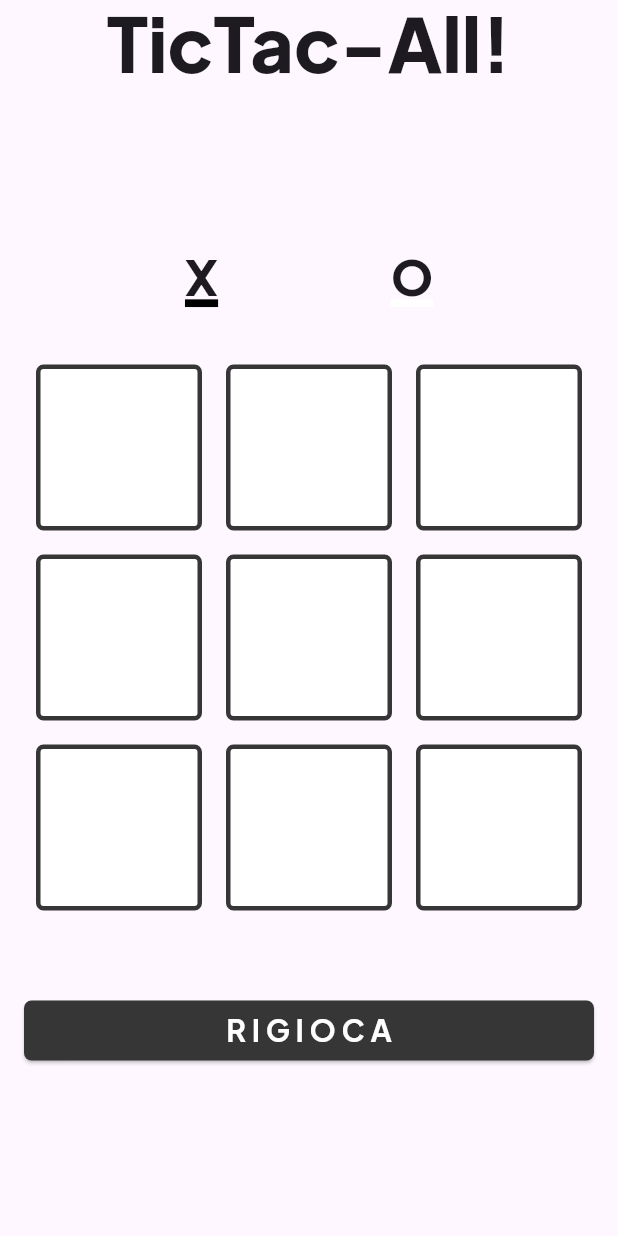
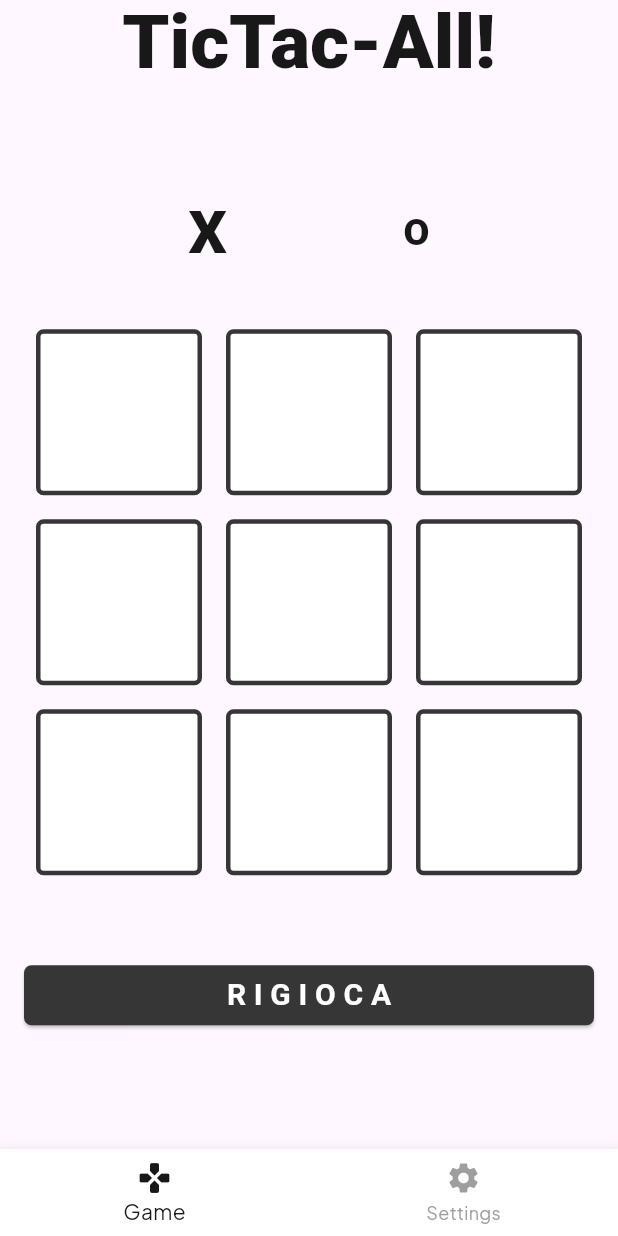
Before and after one commit to nick747/f_ticTacAll, a Flutter app: the screen it shows after launch, on a phone screen of 412 x 824 dp. Run offline on Flutter 3.47's test engine with Material 2 defaults, Android fonts, the phone set to English and light mode, and no system bars; our stand-ins replace flutter_settings_screens.

Commit message:
Added Dark Mode

```diff
--- a/lib/main.dart
+++ b/lib/main.dart
@@ -1,24 +1,75 @@
 import 'package:flutter/material.dart';
-import 'package:flutter_tic_tac_toe/game_page.dart';
+import 'package:flutter_tic_tac_toe/screens/game_page.dart';
+import 'package:flutter_settings_screens/flutter_settings_screens.dart';
+import './screens/settings.dart';
 
 void main() {
-  runApp(const MyApp());
+  const app = MyApp();
+  initSettings().then((_) {
+    runApp(app);
+  });
 }
 
-class MyApp extends StatelessWidget {
+Future initSettings() async {
+  await Settings.init(
+    cacheProvider: SharePreferenceCache(),
+  );
+}
+
+class MyApp extends StatefulWidget {
   const MyApp({Key? key}) : super(key: key);
+
+  @override
+  State<MyApp> createState() => _MyAppState();
+}
+
+class _MyAppState extends State<MyApp> {
+  int _currentIndex = 0;
+
+  static List<Widget> pages = <Widget>[];
+
+  @override
+  void initState() {
+    super.initState();
+
+    pages = <Widget>[
+      GamePage(),
+      SettingsPage(notifySettingsChange: () => {setState(() {})}),
+    ];
+  }
 
   @override
   Widget build(BuildContext context) {
     return MaterialApp(
-      title: 'TicTac-All!',
+      theme: ThemeData(
+        useMaterial3: true,
+        fontFamily: "Plus_Jakarta_Sans"
+      ),
       debugShowCheckedModeBanner: false,
-      theme: ThemeData(
-        primarySwatch: Colors.blue,
-        useMaterial3: true,
-        fontFamily: "Plus_Jakarta_Sans",
+      home: Scaffold(
+        body: pages[_currentIndex],
+        bottomNavigationBar: BottomNavigationBar(
+          currentIndex: _currentIndex,
+            onTap: (index) => {
+              setState(() {
+                _currentIndex = index;
+              })
+            },
+          selectedItemColor: (Settings.getValue<bool>('darkMode', defaultValue: false))! ? Colors.white : const Color(0xff181818),
+          unselectedItemColor: (Settings.getValue<bool>('darkMode', defaultValue: false))! ? Colors.grey[700] : Colors.grey,
+          backgroundColor: (Settings.getValue<bool>('darkMode', defaultValue: false))! ? const Color(0xff181818) : Colors.white,
+          items: const <BottomNavigationBarItem>[
+            BottomNavigationBarItem(
+              icon: Icon(Icons.games_rounded),
+              label: "Game",
+            ),
+            BottomNavigationBarItem(
+              icon: Icon(Icons.settings),
+              label: "Settings",
+            ),
+          ],
+        ),
       ),
-      home: GamePage(),
     );
   }
 }
--- a/lib/game_page.dart
+++ b/lib/screens/game_page.dart
@@ -1,6 +1,6 @@
-import 'dart:ui';
-
+import 'dart:math';
 import 'package:flutter/material.dart';
+import 'package:flutter_settings_screens/flutter_settings_screens.dart';
 
 class GamePage extends StatefulWidget {
   @override
@@ -29,14 +29,26 @@ class _GamePageState extends State<GamePage> {
 
   @override
   Widget build(BuildContext context) {
-    return Scaffold(
+    return MaterialApp(
+      theme: (Settings.getValue<bool>('darkMode', defaultValue: false))!
+          ? ThemeData.dark(
+              useMaterial3: true,
+            )
+          : ThemeData.light(
+              useMaterial3: true,
+            ),
+            debugShowCheckedModeBanner: false,
+      home: Scaffold(
         appBar: AppBar(
-        title: const Text(
+          title: Text(
             "TicTac-All!",
             style: TextStyle(
                 fontSize: 50,
                 fontWeight: FontWeight.w900,
-          ),
+                color:
+                    (Settings.getValue<bool>('darkMode', defaultValue: false))!
+                        ? Colors.white
+                        : const Color(0xff181818)),
           ),
           centerTitle: true,
         ),
@@ -56,6 +68,7 @@ class _GamePageState extends State<GamePage> {
             ),
           ),
         ),
+      ),
     );
   }
 
@@ -68,24 +81,22 @@ class _GamePageState extends State<GamePage> {
           Text(
             "X",
             style: TextStyle(
-              fontSize: 32,
+                fontSize: (currentPlayer == "X") ? 40 : 25,
                 fontWeight: FontWeight.w900,
-              decoration: TextDecoration.underline,
-              decorationThickness: 4,
-              decorationColor:
-                  (currentPlayer == "X") ? Colors.black : Colors.white,
-            ),
+                color:
+                    (Settings.getValue<bool>('darkMode', defaultValue: false))!
+                        ? Colors.white
+                        : const Color(0xff181818)),
           ),
           Text(
             "O",
             style: TextStyle(
-              fontSize: 32,
+                fontSize: (currentPlayer == "O") ? 40 : 25,
                 fontWeight: FontWeight.w900,
-              decoration: TextDecoration.underline,
-              decorationThickness: 4,
-              decorationColor:
-                  (currentPlayer == "X") ? Colors.white : Colors.black,
-            ),
+                color:
+                    (Settings.getValue<bool>('darkMode', defaultValue: false))!
+                        ? Colors.white
+                        : const Color(0xff181818)),
           ),
         ],
       ),
@@ -122,10 +133,21 @@ class _GamePageState extends State<GamePage> {
           checkForWinner();
           checkForDraw();
         });
+
+        if (!gameEnd && currentPlayer == playerO) {
+          //simulate bot's turn
+          int botIndex = getBotIndex();
+          occupied[botIndex] = currentPlayer;
+          changeTurn();
+          checkForWinner();
+          checkForDraw();
+        }
       },
       child: Container(
         decoration: BoxDecoration(
-            color: Colors.white,
+            color: (Settings.getValue<bool>('darkMode', defaultValue: false))!
+                ? const Color(0xff181818)
+                : Colors.white,
             borderRadius: BorderRadius.circular(5),
             border: Border.all(
               color: const Color(0xff363636),
@@ -135,7 +157,11 @@ class _GamePageState extends State<GamePage> {
         child: Center(
           child: Text(
             occupied[index],
-            style: const TextStyle(fontSize: 50, fontWeight: FontWeight.w700),
+            style: TextStyle(
+              fontSize: 50,
+              fontWeight: FontWeight.w700,
+              color: (Settings.getValue<bool>('darkMode', defaultValue: false))! ? Colors.white : const Color(0xff181818)
+            ),
           ),
         ),
       ),
@@ -163,14 +189,24 @@ class _GamePageState extends State<GamePage> {
           child: const Text(
             " R I G I O C A ",
             style: TextStyle(
-              color: Colors.white,
-              fontSize: 20,
-              fontWeight: FontWeight.w700
-            ),
+                color: Colors.white, fontSize: 20, fontWeight: FontWeight.w700),
           ),
         ),
       ),
     );
+  }
+
+  int getBotIndex() {
+    //get available indices
+    List<int> available = [];
+    for (int i = 0; i < occupied.length; i++) {
+      if (occupied[i].isEmpty) {
+        available.add(i);
+      }
+    }
+
+    //return random index from available indices
+    return available[Random().nextInt(available.length)];
   }
 
   changeTurn() {
@@ -236,10 +272,7 @@ class _GamePageState extends State<GamePage> {
           content: Text(
             message,
             textAlign: TextAlign.center,
-            style: const TextStyle(
-              fontSize: 20,
-              fontWeight: FontWeight.w600
-            ),
+            style: const TextStyle(fontSize: 20, fontWeight: FontWeight.w600),
           )),
     );
   }
--- /dev/null
+++ b/lib/screens/settings.dart
@@ -0,0 +1,68 @@
+import '../main.dart';
+import 'package:flutter/material.dart';
+import 'package:flutter_settings_screens/flutter_settings_screens.dart';
+
+class SettingsPage extends StatefulWidget {
+  final Function() notifySettingsChange;
+  const SettingsPage({
+    Key? key,
+    required this.notifySettingsChange,
+  }) : super(key: key);
+
+  @override
+  _SettingsPageState createState() => _SettingsPageState();
+}
+
+class _SettingsPageState extends State<SettingsPage> {
+  @override
+  void initState() {
+    super.initState();
+  }
+
+  // var darkMode = (Settings.getValue<bool>('darkMode', defaultValue: false))!;
+
+  @override
+  Widget build(BuildContext context) {
+    return MaterialApp(
+      theme: (Settings.getValue<bool>('darkMode', defaultValue: false))!
+          ? ThemeData.dark(
+              useMaterial3: true,
+            )
+          : ThemeData.light(
+              useMaterial3: true,
+            ),
+      debugShowCheckedModeBanner: false,
+      home: Scaffold(
+        appBar: AppBar(
+          title: Text(
+            "Settings",
+            style: TextStyle(
+              color: (Settings.getValue<bool>('darkMode', defaultValue: false))! ? Colors.white : Colors.black,
+              fontFamily: 'Overpass',
+            ),
+          ),
+          backgroundColor:
+              (Settings.getValue<bool>('darkMode', defaultValue: false))!
+                  ? const Color(0xff363636)
+                  : Colors.white,
+        ),
+        body: SafeArea(
+          child: ListView(
+            children: [
+              SwitchSettingsTile(
+                title: "Dark Mode",
+                leading: const Icon(Icons.dark_mode),
+                defaultValue: false,
+                settingKey: 'darkMode',
+                onChange: (value) {
+                  setState(() {});
+                  widget.notifySettingsChange();
+                },
+              ),
+            ],
+          ),
+        ),
+      ),
+    );
+  }
+}
--- a/pubspec.yaml
+++ b/pubspec.yaml
@@ -34,6 +34,7 @@ dependencies:
   # The following adds the Cupertino Icons font to your application.
   # Use with the CupertinoIcons class for iOS style icons.
   cupertino_icons: ^1.0.2
+  flutter_settings_screens: ^0.3.3-null-safety+2
 
 dev_dependencies:
   flutter_test:
```
Also changed, not shown: pubspec.lock. Lines whose indentation alone changed are shown as unchanged.
